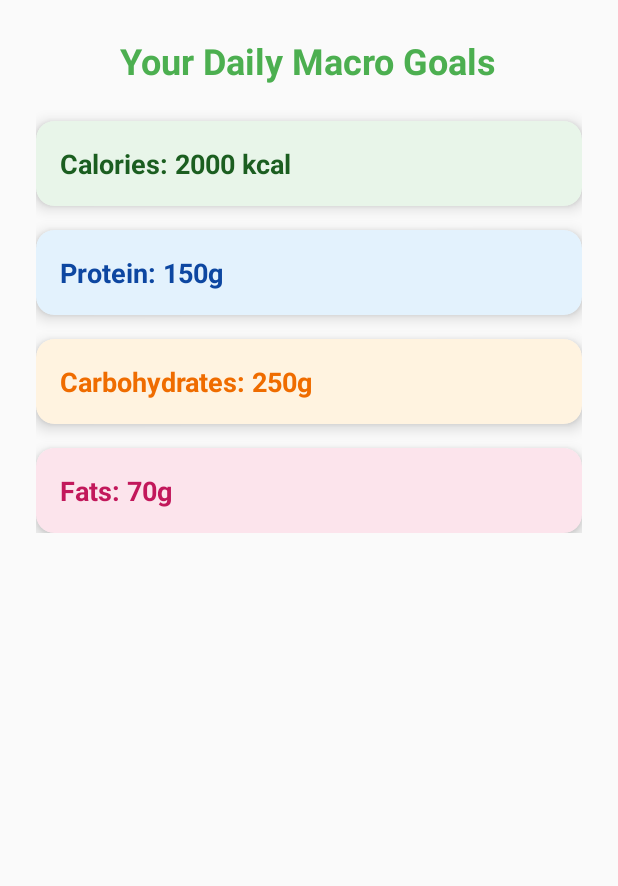
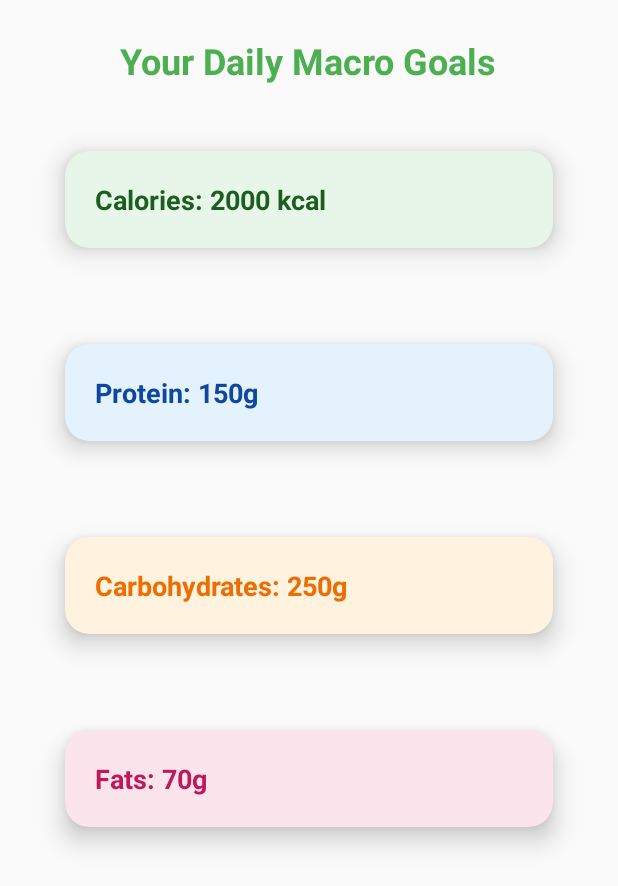
Before and after one commit to weeg16/nutritrack, an Android app: the MacroResultActivity screen opened directly, with no data from a screen before it, on a phone screen of 412 x 824 dp. Shown: the top 886 px of the screen. Run offline under Robolectric (Android 15) with nearby library versions, the phone set to English and light mode, and no system bars; Roboto replaces fonts that are not available here.

Commit message:
fixed abruptly cut ui elements

```diff
--- a/app/src/main/res/layout/activity_macro_result.xml
+++ b/app/src/main/res/layout/activity_macro_result.xml
@@ -9,7 +9,9 @@
     <LinearLayout
         android:layout_width="match_parent"
         android:layout_height="wrap_content"
-        android:orientation="vertical">
+        android:orientation="vertical"
+        android:gravity="center_horizontal"
+        android:paddingBottom="24dp">
 
         <TextView
             android:layout_width="wrap_content"
@@ -18,24 +20,24 @@
             android:textSize="24sp"
             android:textStyle="bold"
             android:textColor="#4CAF50"
-            android:layout_gravity="center_horizontal"
             android:fontFamily="@font/montserrat_extrabold"
             android:layout_marginBottom="24dp" />
 
-        <!-- Calories Card -->
         <androidx.cardview.widget.CardView
             android:layout_width="match_parent"
             android:layout_height="wrap_content"
-            app:cardCornerRadius="12dp"
-            app:cardElevation="6dp"
-            android:layout_marginBottom="16dp"
+            android:layout_marginBottom="24dp"
+            android:layout_marginHorizontal="4dp"
+            app:cardCornerRadius="16dp"
+            app:cardElevation="10dp"
+            app:cardUseCompatPadding="true"
             android:backgroundTint="#E8F5E9">
 
             <LinearLayout
                 android:layout_width="match_parent"
                 android:layout_height="wrap_content"
                 android:orientation="vertical"
-                android:padding="16dp">
+                android:padding="20dp">
 
                 <TextView
                     android:id="@+id/caloriesText"
@@ -52,16 +54,18 @@
         <androidx.cardview.widget.CardView
             android:layout_width="match_parent"
             android:layout_height="wrap_content"
-            app:cardCornerRadius="12dp"
-            app:cardElevation="6dp"
-            android:layout_marginBottom="16dp"
+            android:layout_marginBottom="24dp"
+            android:layout_marginHorizontal="4dp"
+            app:cardCornerRadius="16dp"
+            app:cardElevation="10dp"
+            app:cardUseCompatPadding="true"
             android:backgroundTint="#E3F2FD">
 
             <LinearLayout
                 android:layout_width="match_parent"
                 android:layout_height="wrap_content"
                 android:orientation="vertical"
-                android:padding="16dp">
+                android:padding="20dp">
 
                 <TextView
                     android:id="@+id/proteinText"
@@ -78,16 +82,18 @@
         <androidx.cardview.widget.CardView
             android:layout_width="match_parent"
             android:layout_height="wrap_content"
-            app:cardCornerRadius="12dp"
-            app:cardElevation="6dp"
-            android:layout_marginBottom="16dp"
+            android:layout_marginBottom="24dp"
+            android:layout_marginHorizontal="4dp"
+            app:cardCornerRadius="16dp"
+            app:cardElevation="10dp"
+            app:cardUseCompatPadding="true"
             android:backgroundTint="#FFF3E0">
 
             <LinearLayout
                 android:layout_width="match_parent"
                 android:layout_height="wrap_content"
                 android:orientation="vertical"
-                android:padding="16dp">
+                android:padding="20dp">
 
                 <TextView
                     android:id="@+id/carbsText"
@@ -104,15 +110,18 @@
         <androidx.cardview.widget.CardView
             android:layout_width="match_parent"
             android:layout_height="wrap_content"
-            app:cardCornerRadius="12dp"
-            app:cardElevation="6dp"
+            android:layout_marginBottom="24dp"
+            android:layout_marginHorizontal="4dp"
+            app:cardCornerRadius="16dp"
+            app:cardElevation="10dp"
+            app:cardUseCompatPadding="true"
             android:backgroundTint="#FCE4EC">
 
             <LinearLayout
                 android:layout_width="match_parent"
                 android:layout_height="wrap_content"
                 android:orientation="vertical"
-                android:padding="16dp">
+                android:padding="20dp">
 
                 <TextView
                     android:id="@+id/fatsText"
--- a/app/src/main/res/layout/activity_weekly_summary.xml
+++ b/app/src/main/res/layout/activity_weekly_summary.xml
@@ -10,7 +10,8 @@
         android:layout_width="match_parent"
         android:layout_height="wrap_content"
         android:orientation="vertical"
-        android:gravity="center_horizontal">
+        android:gravity="center_horizontal"
+        android:paddingBottom="24dp">
 
         <TextView
             android:layout_width="wrap_content"
@@ -25,10 +26,12 @@
         <androidx.cardview.widget.CardView
             android:layout_width="match_parent"
             android:layout_height="wrap_content"
-            android:layout_marginBottom="16dp"
+            android:layout_marginBottom="24dp"
+            android:layout_marginHorizontal="4dp"
+            android:backgroundTint="#FFFFFF"
             app:cardCornerRadius="16dp"
-            app:cardElevation="8dp"
-            android:backgroundTint="#FFFFFF">
+            app:cardElevation="10dp"
+            app:cardUseCompatPadding="true">
 
             <LinearLayout
                 android:layout_width="match_parent"
```
